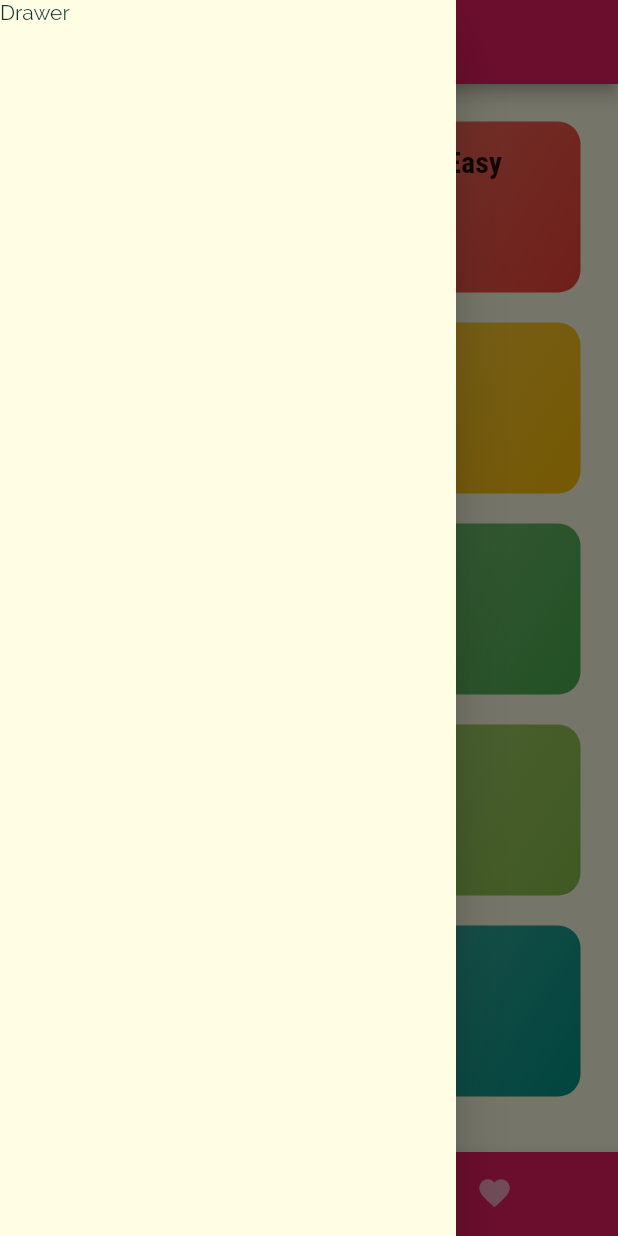
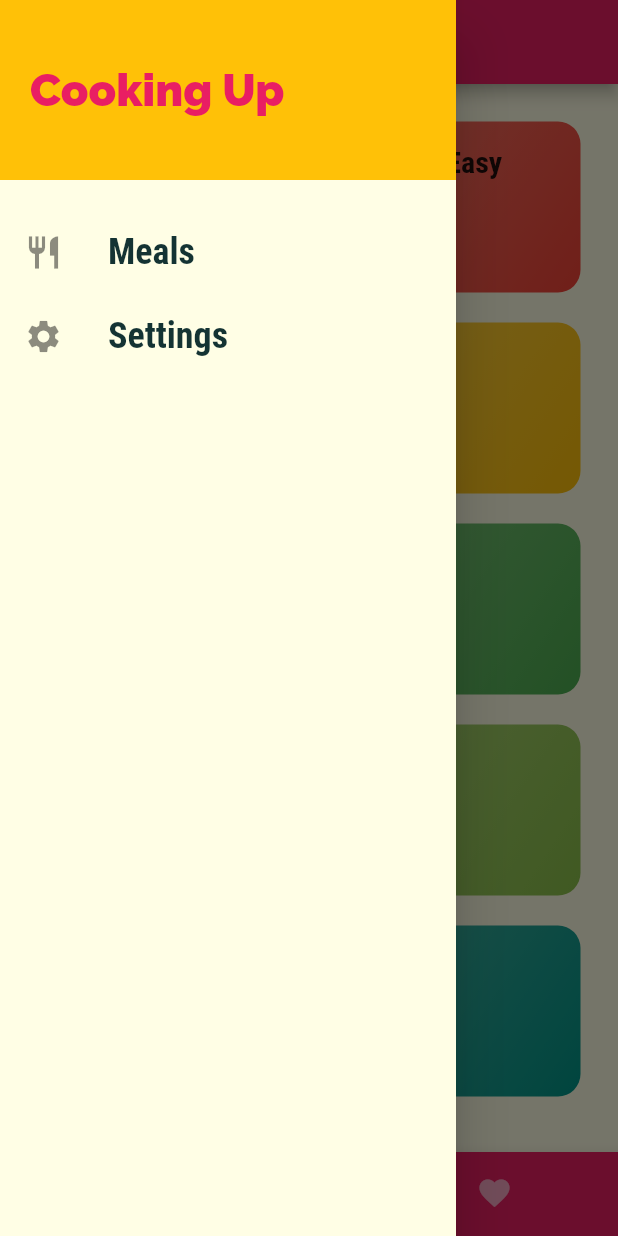
Before and after one commit to pamodaravihansa/Meals_App, a Flutter app: the screen it shows after launch, with the side drawer open, on a phone screen of 412 x 824 dp. Run offline on Flutter 3.47's test engine with Material 2 defaults, Android fonts, the phone set to English and light mode, and no system bars.

Commit message:
drawer widget elements added

```diff
--- a/lib/screens/tabs_screen_.dart
+++ b/lib/screens/tabs_screen_.dart
@@ -1,6 +1,7 @@
 import 'package:flutter/material.dart';
 import 'categories_screen.dart';
 import 'favourites_screen.dart';
+import '../widgets/main_drawer.dart';
 
 class TabsScreen extends StatefulWidget {
   const TabsScreen({Key key}) : super(key: key);
@@ -29,7 +30,7 @@ class _TabsScreenState extends State<TabsScreen> {
       appBar: AppBar(
         title: Text(_pages[_selectedPageIndex]['title']),
       ),
-      drawer: Drawer(child: Text('Drawer')),
+      drawer: MainDrawer(),
       body: _pages[_selectedPageIndex]['page'],
       bottomNavigationBar: BottomNavigationBar(
         onTap: _selectPage,
--- a/lib/widgets/main_drawer.dart
+++ b/lib/widgets/main_drawer.dart
@@ -0,0 +1,57 @@
+import 'package:flutter/material.dart';
+
+class MainDrawer extends StatelessWidget {
+  const MainDrawer({Key key}) : super(key: key);
+
+  Widget buildListTile(String text, IconData icon) {
+    return ListTile(
+      onTap: () {},
+      leading: Icon(
+        icon,
+        size: 26,
+      ),
+      title: Text(
+        text,
+        style: TextStyle(
+          fontFamily: 'RobotoCondensed',
+          fontSize: 24,
+          fontWeight: FontWeight.bold,
+        ),
+      ),
+    );
+  }
+
+  @override
+  Widget build(BuildContext context) {
+    return Drawer(
+      child: Column(
+        children: [
+          Container(
+            height: 120,
+            width: double.infinity,
+            padding: EdgeInsets.all(20),
+            alignment: Alignment.centerLeft,
+            color: Theme.of(context).colorScheme.secondary,
+            child: Text(
+              'Cooking Up',
+              style: TextStyle(
+                fontWeight: FontWeight.w900,
+                fontSize: 30,
+                color: Theme.of(context).colorScheme.primary,
+              ),
+            ),
+          ),
+          SizedBox(height: 20),
+          buildListTile(
+            'Meals',
+            Icons.restaurant,
+          ),
+          buildListTile(
+            'Settings',
+            Icons.settings,
+          ),
+        ],
+      ),
+    );
+  }
+}
```
